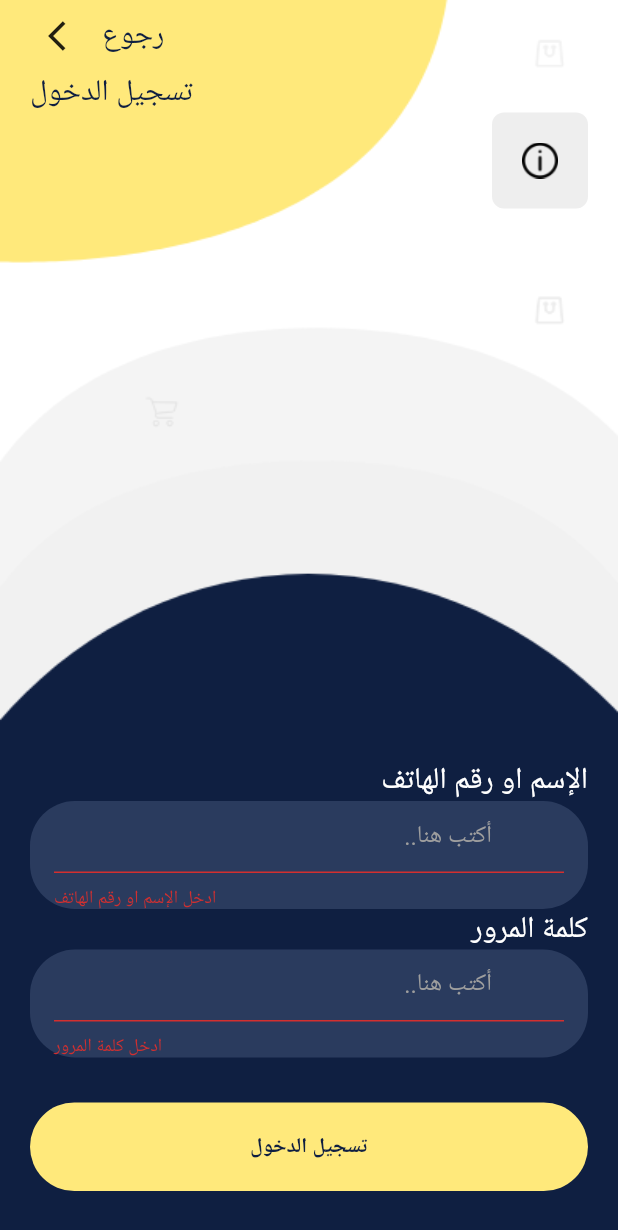
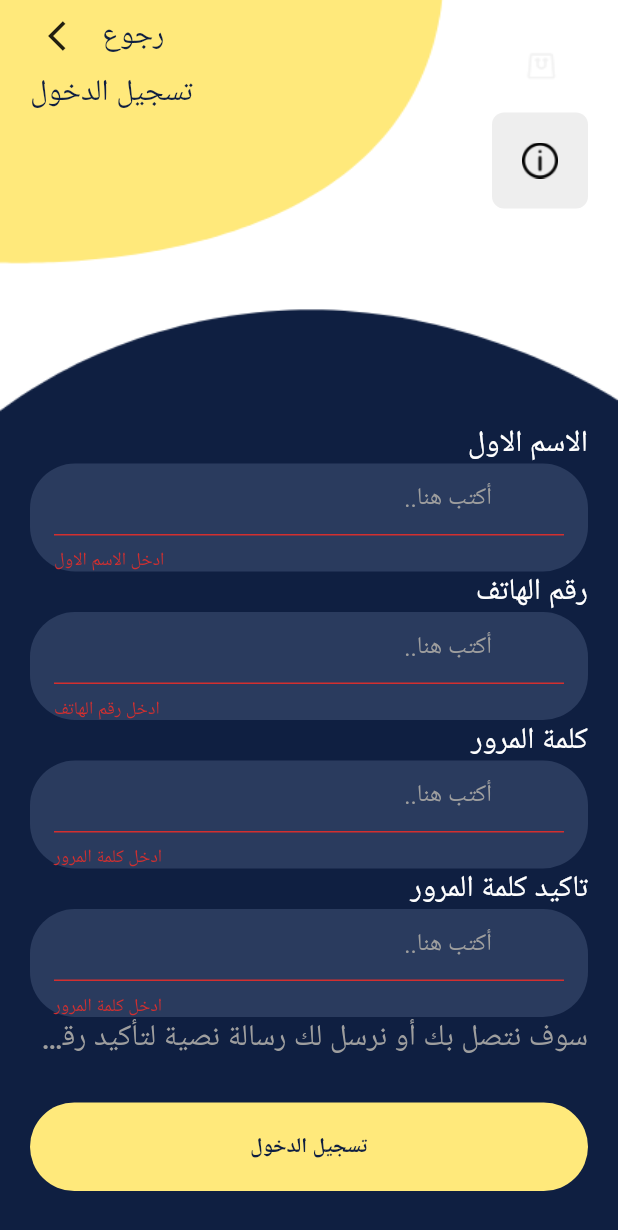
Before and after one commit to Amgad22318/productive_families, a Flutter app: the RegisterScreen screen opened directly, after a tap on "تسجيل الدخول", on a phone screen of 412 x 824 dp. Shown: the top 1230 px of the screen. Run offline on Flutter 3.47's test engine with Material 2 defaults, Android fonts, the phone set to English and light mode, and no system bars; our stand-ins replace flutter_bloc.

Commit message:
amgad last code

```diff
--- a/lib/presentation/screens/register/register_screen.dart
+++ b/lib/presentation/screens/register/register_screen.dart
@@ -22,7 +22,7 @@ class RegisterScreen extends StatelessWidget {
               Container(
                 decoration: const BoxDecoration(
                     image: DecorationImage(
-                        image: AssetImage("assets/image/login_background.png"),
+                        image: AssetImage("assets/image/register_background.png"),
                         fit: BoxFit.fill,
                         alignment: Alignment.center)),
               ),
@@ -83,7 +83,7 @@ class RegisterScreen extends StatelessWidget {
                           mainAxisAlignment: MainAxisAlignment.end,
                           children: [
                             DefaultText(
-                              text: 'الإسم او رقم الهاتف',
+                              text: 'الاسم الاول',
                               color: Colors.white,
                               textStyle:
                               Theme.of(context).textTheme.headline6,
@@ -92,10 +92,26 @@ class RegisterScreen extends StatelessWidget {
                                 controller: nameOrPhoneController,
                                 validator: (text) {
                                   if (text!.isEmpty) {
-                                    return 'ادخل الإسم او رقم الهاتف';
+                                    return 'ادخل الاسم الاول';
                                   }
                                 },
                                 keyboardType: TextInputType.text),
+
+                            DefaultText(
+                              text: 'رقم الهاتف',
+                              color: Colors.white,
+                              textStyle:
+                              Theme.of(context).textTheme.headline6,
+                            ),
+                            DefaultFormField(
+                                controller: nameOrPhoneController,
+                                validator: (text) {
+                                  if (text!.isEmpty) {
+                                    return 'ادخل رقم الهاتف';
+                                  }
+                                },
+                                keyboardType: TextInputType.text),
+
                             DefaultText(
                               text: 'كلمة المرور',
                               color: Colors.white,
@@ -110,6 +126,29 @@ class RegisterScreen extends StatelessWidget {
                                   }
                                 },
                                 keyboardType: TextInputType.text),
+
+                            DefaultText(
+                              text: 'تاكيد كلمة المرور',
+                              color: Colors.white,
+                              textStyle:
+                              Theme.of(context).textTheme.headline6,
+                            ),
+                            DefaultFormField(
+                                controller: passwordController,
+                                validator: (text) {
+                                  if (text!.isEmpty) {
+                                    return 'ادخل كلمة المرور';
+                                  }
+                                },
+                                keyboardType: TextInputType.text),
+                            DefaultText(
+                              text: 'سوف نتصل بك أو نرسل لك رسالة نصية لتأكيد رقمك',
+                              color: Colors.grey,
+                              textStyle:
+                              Theme.of(context).textTheme.headline6,
+                            ),
+
+
                             const SizedBox(
                               height: 30,
                             ),
```
Also changed, not shown: assets/image/register_background.png (added).
